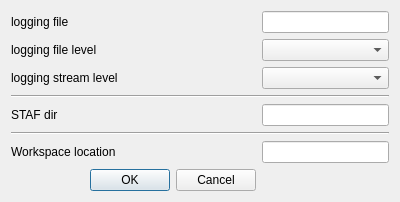
The window that XSTAF/ui/settingsDialog.ui (xcgspring/XSTAF) describes before a commit, drawn with Qt 5.
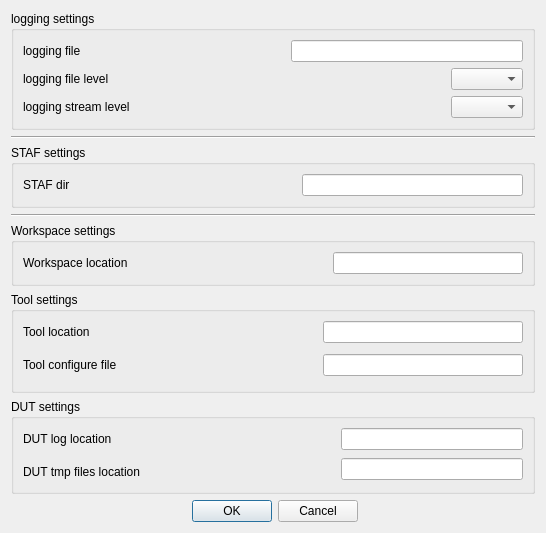
The same window after the commit. Icons and pictures are not drawn.

Diff of the .ui file:
```diff
--- a/XSTAF/ui/settingsDialog.ui
+++ b/XSTAF/ui/settingsDialog.ui
@@ -6,8 +6,8 @@
    <rect>
     <x>0</x>
     <y>0</y>
-    <width>400</width>
-    <height>189</height>
+    <width>546</width>
+    <height>502</height>
    </rect>
   </property>
   <property name="windowTitle">
@@ -18,6 +18,91 @@
     <normaloff>:/icons/icons/settings.png</normaloff>:/icons/icons/settings.png</iconset>
   </property>
   <layout class="QGridLayout" name="gridLayout">
+   <item row="2" column="0" colspan="3">
+    <widget class="Line" name="line_3">
+     <property name="orientation">
+      <enum>Qt::Horizontal</enum>
+     </property>
+    </widget>
+   </item>
+   <item row="4" column="0" colspan="3">
+    <widget class="Line" name="line_2">
+     <property name="orientation">
+      <enum>Qt::Horizontal</enum>
+     </property>
+    </widget>
+   </item>
+   <item row="8" column="0" colspan="2">
+    <widget class="QDialogButtonBox" name="buttonBox">
+     <property name="orientation">
+      <enum>Qt::Horizontal</enum>
+     </property>
+     <property name="standardButtons">
+      <set>QDialogButtonBox::Cancel|QDialogButtonBox::Ok</set>
+     </property>
+    </widget>
+   </item>
+   <item row="6" column="0" colspan="3">
+    <widget class="QGroupBox" name="groupBox_4">
+     <property name="title">
+      <string>Tool settings</string>
+     </property>
+     <layout class="QGridLayout" name="gridLayout_5">
+      <item row="0" column="2">
+       <widget class="QLineEdit" name="toolLocationEdit"/>
+      </item>
+      <item row="0" column="0">
+       <widget class="QLabel" name="label_6">
+        <property name="text">
+         <string>Tool location</string>
+        </property>
+       </widget>
+      </item>
+      <item row="1" column="2" rowspan="3">
+       <widget class="QLineEdit" name="toolConfigureFileEdit"/>
+      </item>
+      <item row="0" column="1">
+       <spacer name="horizontalSpacer_8">
+        <property name="orientation">
+         <enum>Qt::Horizontal</enum>
+        </property>
+        <property name="sizeHint" stdset="0">
+         <size>
+          <width>150</width>
+          <height>20</height>
+         </size>
+        </property>
+       </spacer>
+      </item>
+      <item row="2" column="1">
+       <spacer name="horizontalSpacer_9">
+        <property name="orientation">
+         <enum>Qt::Horizontal</enum>
+        </property>
+        <property name="sizeHint" stdset="0">
+         <size>
+          <width>150</width>
+          <height>20</height>
+         </size>
+        </property>
+       </spacer>
+      </item>
+      <item row="2" column="0">
+       <widget class="QLabel" name="label_7">
+        <property name="text">
+         <string>Tool configure file</string>
+        </property>
+       </widget>
+      </item>
+     </layout>
+    </widget>
+   </item>
+   <item row="0" column="0" colspan="3">
+    <widget class="QGroupBox" name="groupBox">
+     <property name="title">
+      <string>logging settings</string>
+     </property>
+     <layout class="QGridLayout" name="gridLayout_2">
    <item row="0" column="0">
     <widget class="QLabel" name="label_2">
      <property name="text">
@@ -25,22 +110,6 @@
      </property>
     </widget>
    </item>
-   <item row="0" column="1">
-    <spacer name="horizontalSpacer">
-     <property name="orientation">
-      <enum>Qt::Horizontal</enum>
-     </property>
-     <property name="sizeHint" stdset="0">
-      <size>
-       <width>40</width>
-       <height>20</height>
-      </size>
-     </property>
-    </spacer>
-   </item>
-   <item row="0" column="2">
-    <widget class="QLineEdit" name="loggingFileEdit"/>
-   </item>
    <item row="1" column="0">
     <widget class="QLabel" name="label_3">
      <property name="text">
@@ -48,20 +117,7 @@
      </property>
     </widget>
    </item>
-   <item row="1" column="1">
-    <spacer name="horizontalSpacer_3">
-     <property name="orientation">
-      <enum>Qt::Horizontal</enum>
-     </property>
-     <property name="sizeHint" stdset="0">
-      <size>
-       <width>40</width>
-       <height>20</height>
-      </size>
-     </property>
-    </spacer>
-   </item>
-   <item row="1" column="2">
+      <item row="1" column="3">
     <widget class="QComboBox" name="loggingFileLevel"/>
    </item>
    <item row="2" column="0">
@@ -71,7 +127,36 @@
      </property>
     </widget>
    </item>
+      <item row="2" column="3">
+       <widget class="QComboBox" name="loggingStreamLevel"/>
+      </item>
    <item row="2" column="1">
+       <spacer name="horizontalSpacer_3">
+        <property name="orientation">
+         <enum>Qt::Horizontal</enum>
+        </property>
+        <property name="sizeHint" stdset="0">
+         <size>
+          <width>40</width>
+          <height>20</height>
+         </size>
+        </property>
+       </spacer>
+      </item>
+      <item row="1" column="1">
+       <spacer name="horizontalSpacer">
+        <property name="orientation">
+         <enum>Qt::Horizontal</enum>
+        </property>
+        <property name="sizeHint" stdset="0">
+         <size>
+          <width>40</width>
+          <height>20</height>
+         </size>
+        </property>
+       </spacer>
+      </item>
+      <item row="1" column="2">
     <spacer name="horizontalSpacer_4">
      <property name="orientation">
       <enum>Qt::Horizontal</enum>
@@ -85,80 +170,158 @@
     </spacer>
    </item>
    <item row="2" column="2">
-    <widget class="QComboBox" name="loggingStreamLevel"/>
+       <spacer name="horizontalSpacer_6">
+        <property name="orientation">
+         <enum>Qt::Horizontal</enum>
+        </property>
+        <property name="sizeHint" stdset="0">
+         <size>
+          <width>40</width>
+          <height>20</height>
+         </size>
+        </property>
+       </spacer>
+      </item>
+      <item row="0" column="2" colspan="2">
+       <widget class="QLineEdit" name="loggingFileEdit"/>
+      </item>
+      <item row="0" column="1">
+       <spacer name="horizontalSpacer_7">
+        <property name="orientation">
+         <enum>Qt::Horizontal</enum>
+        </property>
+        <property name="sizeHint" stdset="0">
+         <size>
+          <width>40</width>
+          <height>20</height>
+         </size>
+        </property>
+       </spacer>
+      </item>
+     </layout>
+    </widget>
    </item>
    <item row="3" column="0" colspan="3">
-    <widget class="Line" name="line_3">
-     <property name="orientation">
-      <enum>Qt::Horizontal</enum>
+    <widget class="QGroupBox" name="groupBox_2">
+     <property name="title">
+      <string>STAF settings</string>
      </property>
-    </widget>
-   </item>
-   <item row="4" column="0">
+     <layout class="QGridLayout" name="gridLayout_3">
+      <item row="0" column="0">
     <widget class="QLabel" name="label">
      <property name="text">
       <string>STAF dir</string>
      </property>
     </widget>
    </item>
-   <item row="4" column="1">
+      <item row="0" column="1">
     <spacer name="horizontalSpacer_2">
      <property name="orientation">
       <enum>Qt::Horizontal</enum>
      </property>
      <property name="sizeHint" stdset="0">
       <size>
-       <width>132</width>
+          <width>226</width>
        <height>20</height>
       </size>
      </property>
     </spacer>
    </item>
-   <item row="4" column="2">
+      <item row="0" column="2">
     <widget class="QLineEdit" name="STAFDirEdit">
      <property name="text">
       <string/>
      </property>
     </widget>
    </item>
+     </layout>
+    </widget>
+   </item>
    <item row="5" column="0" colspan="3">
-    <widget class="Line" name="line_2">
-     <property name="orientation">
-      <enum>Qt::Horizontal</enum>
+    <widget class="QGroupBox" name="groupBox_3">
+     <property name="title">
+      <string>Workspace settings</string>
      </property>
-    </widget>
-   </item>
-   <item row="6" column="0">
-    <widget class="QLabel" name="label_5">
-     <property name="text">
-      <string>Workspace location</string>
-     </property>
-    </widget>
-   </item>
-   <item row="6" column="1">
+     <layout class="QGridLayout" name="gridLayout_4">
+      <item row="0" column="1">
     <spacer name="horizontalSpacer_5">
      <property name="orientation">
       <enum>Qt::Horizontal</enum>
      </property>
      <property name="sizeHint" stdset="0">
       <size>
-       <width>40</width>
+          <width>199</width>
        <height>20</height>
       </size>
      </property>
     </spacer>
    </item>
-   <item row="6" column="2">
+      <item row="0" column="2">
     <widget class="QLineEdit" name="WorkspaceLocation"/>
    </item>
-   <item row="7" column="0" colspan="2">
-    <widget class="QDialogButtonBox" name="buttonBox">
+      <item row="0" column="0">
+       <widget class="QLabel" name="label_5">
+        <property name="text">
+         <string>Workspace location</string>
+        </property>
+       </widget>
+      </item>
+     </layout>
+    </widget>
+   </item>
+   <item row="7" column="0" colspan="3">
+    <widget class="QGroupBox" name="groupBox_5">
+     <property name="title">
+      <string>DUT settings</string>
+     </property>
+     <layout class="QGridLayout" name="gridLayout_6">
+      <item row="0" column="0">
+       <widget class="QLabel" name="label_8">
+        <property name="text">
+         <string>DUT log location</string>
+        </property>
+       </widget>
+      </item>
+      <item row="0" column="1" rowspan="2">
+       <spacer name="horizontalSpacer_10">
      <property name="orientation">
       <enum>Qt::Horizontal</enum>
      </property>
-     <property name="standardButtons">
-      <set>QDialogButtonBox::Cancel|QDialogButtonBox::Ok</set>
-     </property>
+        <property name="sizeHint" stdset="0">
+         <size>
+          <width>194</width>
+          <height>20</height>
+         </size>
+        </property>
+       </spacer>
+      </item>
+      <item row="0" column="2">
+       <widget class="QLineEdit" name="dutLogLocationEdit"/>
+      </item>
+      <item row="1" column="2" rowspan="2">
+       <widget class="QLineEdit" name="dutTmpFilesLocationEdit"/>
+      </item>
+      <item row="2" column="0">
+       <widget class="QLabel" name="label_9">
+        <property name="text">
+         <string>DUT tmp files location</string>
+        </property>
+       </widget>
+      </item>
+      <item row="2" column="1">
+       <spacer name="horizontalSpacer_11">
+        <property name="orientation">
+         <enum>Qt::Horizontal</enum>
+        </property>
+        <property name="sizeHint" stdset="0">
+         <size>
+          <width>194</width>
+          <height>20</height>
+         </size>
+        </property>
+       </spacer>
+      </item>
+     </layout>
     </widget>
    </item>
   </layout>
```
Lines whose indentation alone changed are shown as unchanged.
